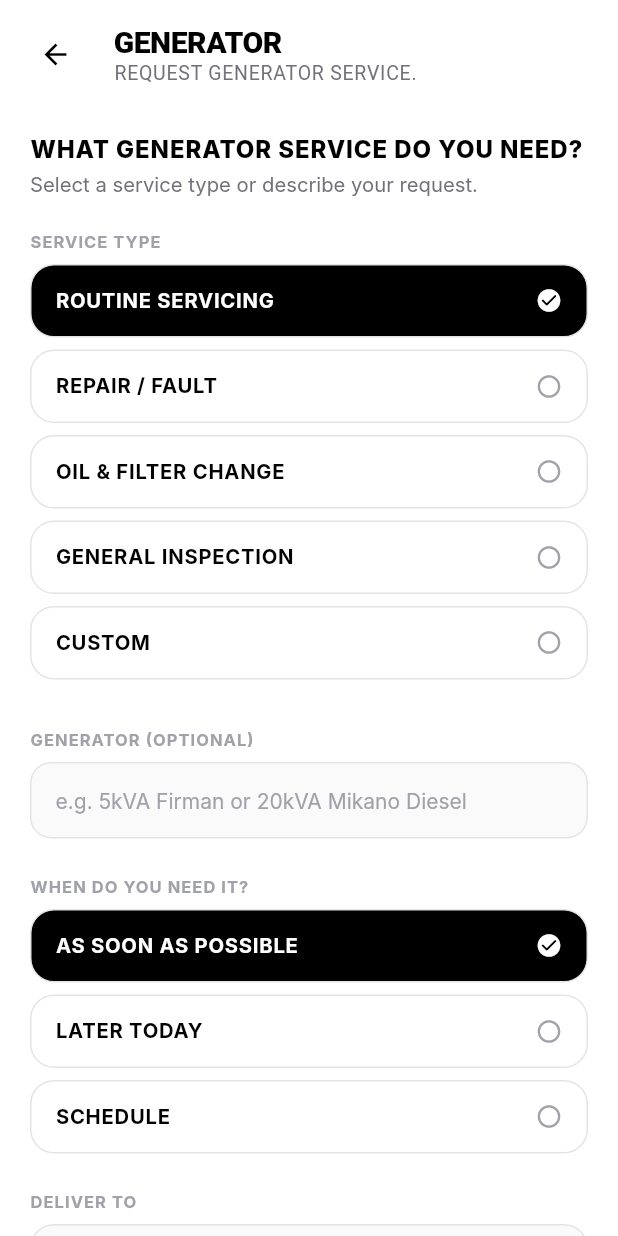
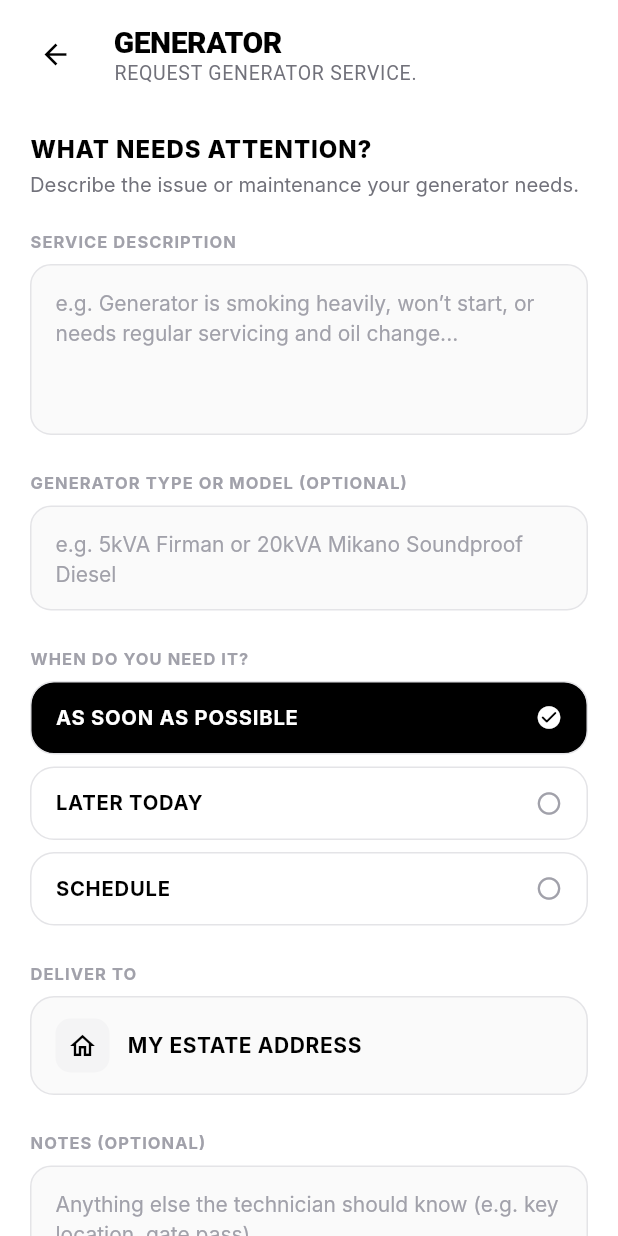
Before and after one commit to paperlinkos/smartq-estates, a Flutter app: the GeneratorScreen screen opened by its route, on a phone screen of 412 x 824 dp. Run offline on Flutter 3.47's test engine with Material 3 defaults, Android fonts, the phone set to English and light mode, and no system bars; our stand-ins replace qr_flutter, share_plus; missing offline and left inert: mobile_scanner; Roboto replaces fonts that are missing (Inter).

Commit message:
Phase 6F: Refine Generator Request flow to maintenance/service problem description with required details, optional generator model, and confirmation

```diff
--- a/lib/core/constants/app_strings.dart
+++ b/lib/core/constants/app_strings.dart
@@ -352,23 +352,23 @@ class AppStrings {
 
   // Phase 6F — Generator Request
   static const String generatorHeaderSubtitle = 'REQUEST GENERATOR SERVICE.';
-  static const String generatorQuestion = 'WHAT GENERATOR SERVICE DO YOU NEED?';
+  static const String generatorQuestion = 'WHAT NEEDS ATTENTION?';
   static const String generatorQuestionSubtitle =
-      'Select a service type or describe your request.';
-  static const String labelServiceType = 'SERVICE TYPE';
-  static const String labelCustomService = 'DESCRIBE SERVICE';
-  static const String hintCustomGeneratorService =
-      'e.g. Generator smoking heavily or won’t start';
-  static const String labelGeneratorOptional = 'GENERATOR (OPTIONAL)';
-  static const String hintGenerator =
-      'e.g. 5kVA Firman or 20kVA Mikano Diesel';
+      'Describe the issue or maintenance your generator needs.';
+  static const String labelServiceDescription = 'SERVICE DESCRIPTION';
+  static const String hintGeneratorServiceDescription =
+      'e.g. Generator is smoking heavily, won’t start, or needs regular servicing and oil change...';
+  static const String labelGeneratorModelOptional =
+      'GENERATOR TYPE OR MODEL (OPTIONAL)';
+  static const String hintGeneratorModel =
+      'e.g. 5kVA Firman or 20kVA Mikano Soundproof Diesel';
   static const String hintGeneratorNotes =
-      'Anything else the technician should know.';
+      'Anything else the technician should know (e.g. key location, gate pass)...';
   static const String actionRequestGenerator = 'REQUEST GENERATOR SERVICE';
   static const String generatorRequestReceivedSubtitle =
       "We've received your generator service request.";
-  static const String errorGeneratorServiceRequired =
-      'Please select or describe the service needed.';
-  static const String labelGenerator = 'GENERATOR';
-  static const String labelServiceRequested = 'SERVICE';
+  static const String errorGeneratorDescriptionRequired =
+      'Please describe the generator service needed.';
+  static const String labelServiceDescriptionSummary = 'SERVICE DESCRIPTION';
+  static const String labelGeneratorSummary = 'GENERATOR';
 }
--- a/lib/core/models/generator_request.dart
+++ b/lib/core/models/generator_request.dart
@@ -41,19 +41,16 @@ enum GeneratorRequestStatus {
   }
 }
 
-/// A structured model representing a resident's request for generator service.
+/// A structured model representing a resident's request for generator maintenance or repair.
 class GeneratorRequest {
   /// Unique request identifier (e.g. 'GEN-1710000000000').
   final String id;
 
-  /// The service type (e.g. 'ROUTINE SERVICING' or custom described service).
-  final String serviceType;
+  /// Detailed description of the service, maintenance, or issue needed.
+  final String serviceDescription;
 
-  /// Whether the service was custom-specified by the resident.
-  final bool isCustom;
-
-  /// Optional generator description (e.g. '5kVA Firman' or '20kVA Mikano Diesel').
-  final String? generator;
+  /// Optional generator type or model (e.g. '5kVA Firman' or '20kVA Mikano Soundproof Diesel').
+  final String? generatorModel;
 
   /// Timing preference selected by the resident.
   final GeneratorTiming timing;
@@ -75,9 +72,8 @@ class GeneratorRequest {
 
   const GeneratorRequest({
     required this.id,
-    required this.serviceType,
-    required this.isCustom,
-    this.generator,
+    required this.serviceDescription,
+    this.generatorModel,
     required this.timing,
     this.scheduledFor,
     required this.deliveryLocation,
@@ -88,9 +84,8 @@ class GeneratorRequest {
 
   /// Factory helper to create a new [GeneratorRequest] with generated defaults.
   factory GeneratorRequest.create({
-    required String serviceType,
-    bool isCustom = false,
-    String? generator,
+    required String serviceDescription,
+    String? generatorModel,
     required GeneratorTiming timing,
     DateTime? scheduledFor,
     String deliveryLocation = 'estateAddress',
@@ -99,16 +94,13 @@ class GeneratorRequest {
     DateTime? createdAt,
   }) {
     final now = createdAt ?? DateTime.now();
-    final cleanGenerator = generator?.trim();
+    final cleanModel = generatorModel?.trim();
     final cleanNotes = notes?.trim();
 
     return GeneratorRequest(
       id: 'GEN-${now.microsecondsSinceEpoch}',
-      serviceType: serviceType.trim(),
-      isCustom: isCustom,
-      generator: cleanGenerator != null && cleanGenerator.isNotEmpty
-          ? cleanGenerator
-          : null,
+      serviceDescription: serviceDescription.trim(),
+      generatorModel: cleanModel != null && cleanModel.isNotEmpty ? cleanModel : null,
       timing: timing,
       scheduledFor: scheduledFor,
       deliveryLocation: deliveryLocation,
--- a/lib/screens/services/generator_screen.dart
+++ b/lib/screens/services/generator_screen.dart
@@ -23,24 +23,15 @@ class GeneratorScreen extends StatefulWidget {
 }
 
 class _GeneratorScreenState extends State<GeneratorScreen> {
-  static const List<String> _standardServices = [
-    'ROUTINE SERVICING',
-    'REPAIR / FAULT',
-    'OIL & FILTER CHANGE',
-    'GENERAL INSPECTION',
-    'CUSTOM',
-  ];
-
-  String _selectedService = 'ROUTINE SERVICING';
-  final _customServiceController = TextEditingController();
-  final _generatorController = TextEditingController();
+  final _serviceDescriptionController = TextEditingController();
+  final _generatorModelController = TextEditingController();
   final _notesController = TextEditingController();
 
   GeneratorTiming _selectedTiming = GeneratorTiming.asSoonAsPossible;
   DateTime? _scheduledDate;
   TimeOfDay? _scheduledTime;
 
-  String? _serviceError;
+  String? _serviceDescriptionError;
   String? _scheduleError;
 
   GeneratorRepository get _repo =>
@@ -48,8 +39,8 @@ class _GeneratorScreenState extends State<GeneratorScreen> {
 
   @override
   void dispose() {
-    _customServiceController.dispose();
-    _generatorController.dispose();
+    _serviceDescriptionController.dispose();
+    _generatorModelController.dispose();
     _notesController.dispose();
     super.dispose();
   }
@@ -128,21 +119,18 @@ class _GeneratorScreenState extends State<GeneratorScreen> {
   }
 
   void _submit() {
-    final isCustom = _selectedService == 'CUSTOM';
-    final customVal = _customServiceController.text.trim();
+    final description = _serviceDescriptionController.text.trim();
 
-    if (isCustom && customVal.isEmpty) {
+    if (description.isEmpty) {
       setState(() {
-        _serviceError = AppStrings.errorGeneratorServiceRequired;
+        _serviceDescriptionError = AppStrings.errorGeneratorDescriptionRequired;
       });
       return;
     } else {
       setState(() {
-        _serviceError = null;
+        _serviceDescriptionError = null;
       });
     }
-
-    final effectiveService = isCustom ? customVal : _selectedService;
 
     DateTime? scheduledDateTime;
     if (_selectedTiming == GeneratorTiming.scheduled) {
@@ -174,9 +162,8 @@ class _GeneratorScreenState extends State<GeneratorScreen> {
     }
 
     final request = GeneratorRequest.create(
-      serviceType: effectiveService,
-      isCustom: isCustom,
-      generator: _generatorController.text,
+      serviceDescription: description,
+      generatorModel: _generatorModelController.text,
       timing: _selectedTiming,
       scheduledFor: scheduledDateTime,
       deliveryLocation: 'estateAddress',
@@ -193,8 +180,6 @@ class _GeneratorScreenState extends State<GeneratorScreen> {
 
   @override
   Widget build(BuildContext context) {
-    final isCustom = _selectedService == 'CUSTOM';
-
     return Scaffold(
       backgroundColor: AppColors.background,
       appBar: AppHeader(
@@ -231,87 +216,32 @@ class _GeneratorScreenState extends State<GeneratorScreen> {
 
               const SizedBox(height: 20),
 
-              // ── Service Type Options ──────────────────────────────────
-              _buildSectionLabel(AppStrings.labelServiceType),
+              // ── Service Description (Required) ────────────────────────
+              _buildSectionLabel(AppStrings.labelServiceDescription),
               const SizedBox(height: 8),
-              Column(
-                children: _standardServices.map((service) {
-                  final isSelected = _selectedService == service;
-                  return Padding(
-                    padding: const EdgeInsets.only(bottom: 8.0),
-                    child: AppCard(
-                      onTap: () {
-                        setState(() {
-                          _selectedService = service;
-                          _serviceError = null;
-                        });
-                      },
-                      backgroundColor:
-                          isSelected ? AppColors.black : AppColors.surface,
-                      padding: const EdgeInsets.symmetric(
-                          horizontal: 16, vertical: 14),
-                      child: Row(
-                        mainAxisAlignment: MainAxisAlignment.spaceBetween,
-                        children: [
-                          Expanded(
-                            child: Text(
-                              service,
-                              style: TextStyle(
-                                color: isSelected
-                                    ? AppColors.white
-                                    : AppColors.textPrimary,
-                                fontSize: 13.5,
-                                fontWeight: FontWeight.w700,
-                                letterSpacing: 0.5,
-                              ),
-                            ),
-                          ),
-                          if (isSelected)
-                            const Icon(
-                              Icons.check_circle_rounded,
-                              size: 18,
-                              color: AppColors.white,
-                            )
-                          else
-                            const Icon(
-                              Icons.radio_button_unchecked_rounded,
-                              size: 18,
-                              color: AppColors.gray400,
-                            ),
-                        ],
-                      ),
-                    ),
-                  );
-                }).toList(),
+              AppTextField(
+                controller: _serviceDescriptionController,
+                hintText: AppStrings.hintGeneratorServiceDescription,
+                errorText: _serviceDescriptionError,
+                minLines: 4,
+                maxLines: 8,
+                textCapitalization: TextCapitalization.sentences,
+                onChanged: (val) {
+                  if (_serviceDescriptionError != null &&
+                      val.trim().isNotEmpty) {
+                    setState(() => _serviceDescriptionError = null);
+                  }
+                },
               ),
-
-              // ── Custom Service Input (Conditional) ────────────────────
-              if (isCustom) ...[
-                const SizedBox(height: 12),
-                _buildSectionLabel(AppStrings.labelCustomService),
-                const SizedBox(height: 8),
-                AppTextField(
-                  controller: _customServiceController,
-                  hintText: AppStrings.hintCustomGeneratorService,
-                  errorText: _serviceError,
-                  minLines: 1,
-                  maxLines: 2,
-                  onChanged: (val) {
-                    if (_serviceError != null && val.trim().isNotEmpty) {
-                      setState(() => _serviceError = null);
-                    }
-                  },
-                ),
-              ],
 
               const SizedBox(height: 24),
 
-              // ── Generator Details (Optional) ──────────────────────────
-              _buildSectionLabel(AppStrings.labelGeneratorOptional),
+              // ── Generator Type or Model (Optional) ────────────────────
+              _buildSectionLabel(AppStrings.labelGeneratorModelOptional),
               const SizedBox(height: 8),
               AppTextField(
-                controller: _generatorController,
-                hintText: AppStrings.hintGenerator,
+                controller: _generatorModelController,
+                hintText: AppStrings.hintGeneratorModel,
                 minLines: 1,
                 maxLines: 2,
                 textCapitalization: TextCapitalization.words,
```
Also changed, not shown: lib/screens/services/generator_requested_screen.dart (+10 -10 lines), 1 other file.
